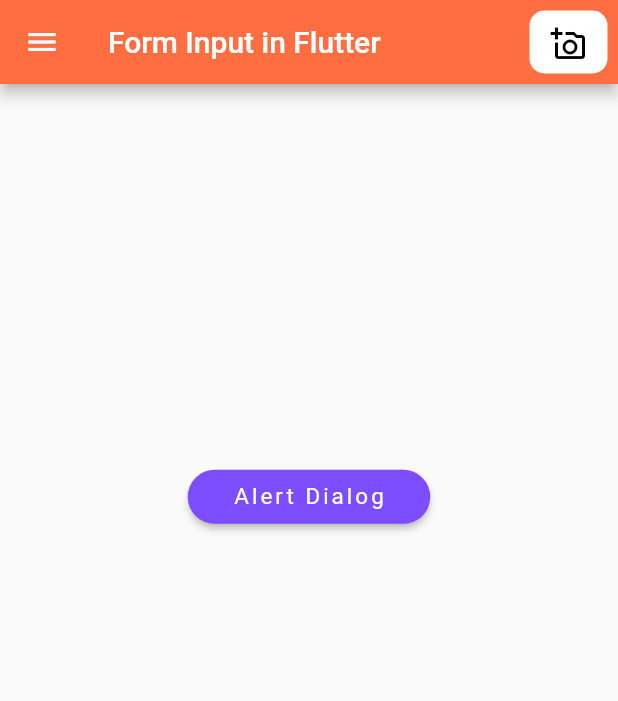
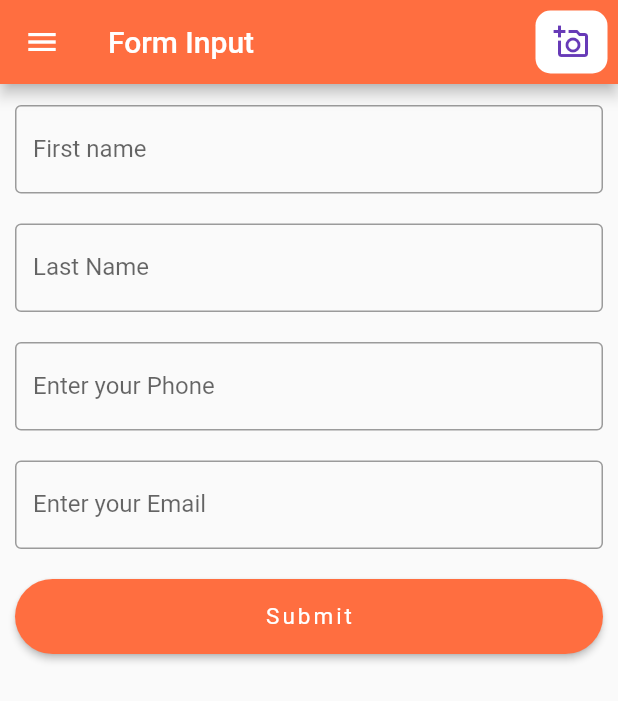
Before and after one commit to Ridoy-paul/flutter-components, a Flutter app: the screen it shows after launch, on a phone screen of 412 x 824 dp. Shown: the top 701 px of the screen. Run offline on Flutter 3.47's test engine with Material 2 defaults, Android fonts, the phone set to English and light mode, and no system bars.

Commit message:
form input updated

```diff
--- a/lib/main.dart
+++ b/lib/main.dart
@@ -45,7 +45,8 @@ class HomePage extends StatelessWidget {
     ButtonStyle styleOne = ElevatedButton.styleFrom(
       padding: EdgeInsets.fromLTRB(30, 2, 30, 2),
       foregroundColor: Colors.white,
-      backgroundColor: Colors.deepPurpleAccent,
+      backgroundColor: Colors.deepOrangeAccent,
+      minimumSize: Size(double.infinity, 50),
       textStyle: TextStyle(
         letterSpacing: 2,
         fontSize: 15,
@@ -57,19 +58,20 @@ class HomePage extends StatelessWidget {
 
     return Scaffold(
       appBar: AppBar(
-        title: Text('Form Input in Flutter'),
+        title: Text('Form Input', style: TextStyle(fontSize: 20),),
         backgroundColor: Colors.deepOrangeAccent,
+
         centerTitle: false,
         leading: Icon(Icons.menu),
         actions: [
           Container(
             margin: EdgeInsets.all(7),
-            padding: EdgeInsets.all(2),
+            padding: EdgeInsets.all(0),
             decoration: BoxDecoration(
               color: Colors.white,
               borderRadius: BorderRadius.circular(10),
             ),
-              child: IconButton(onPressed: (){}, icon: Icon(Icons.add_a_photo_outlined), color: Colors.black,)
+              child: IconButton(onPressed: (){}, icon: Icon(Icons.add_a_photo_outlined), color: Colors.deepPurple,)
           ),
         ],
       ),
@@ -78,22 +80,62 @@ class HomePage extends StatelessWidget {
         child: Container(
           padding: EdgeInsets.fromLTRB(2, 4, 2, 4),
           child: SingleChildScrollView(
-            child: Row(
-              mainAxisAlignment: MainAxisAlignment.center,
-              children: [
-                Column(
-                  children: [
-                    SizedBox(height: MediaQuery.of(context).size.height * 0.3,),
-                    ElevatedButton(
-                        onPressed: (){
-                          myAlertDialog(context);
-                        },
-                        //icon: Icon(Icons.card_travel)
-                        style: styleOne,
-                        child: Text('Alert Dialog')
+            child: Column(
+              crossAxisAlignment: CrossAxisAlignment.start,
+              children: <Widget>[
+                Padding(
+                  padding: EdgeInsets.symmetric(horizontal: 8, vertical: 10),
+                  child: TextField(
+                    keyboardType: TextInputType.text,
+                    decoration: InputDecoration(
+                      labelText: "First name",
+                      border: OutlineInputBorder(),
+                      focusedBorder: OutlineInputBorder(),
                     ),
-                  ],
-                )
+                  ),
+                ),
+                Padding(
+                  padding: EdgeInsets.symmetric(horizontal: 8, vertical: 10),
+                  child: TextField(
+                    keyboardType: TextInputType.text,
+                    decoration: InputDecoration(
+                      labelText: "Last Name",
+                      border: OutlineInputBorder(),
+                    ),
+                  ),
+                ),
+                Padding(
+                  padding: EdgeInsets.symmetric(horizontal: 8, vertical: 10),
+                  child: TextField(
+                    keyboardType: TextInputType.phone,
+                    decoration: InputDecoration(
+                      labelText: "Enter your Phone",
+                      border: OutlineInputBorder(),
+                    ),
+                  ),
+                ),
+                Padding(
+                  padding: EdgeInsets.symmetric(horizontal: 8, vertical: 10),
+                  child: TextField(
+                    keyboardType: TextInputType.emailAddress,
+                    decoration: InputDecoration(
+                      labelText: "Enter your Email",
+                      border: OutlineInputBorder(),
+                    ),
+                  ),
+                ),
+
+                Padding(
+                  padding: EdgeInsets.symmetric(horizontal: 8, vertical: 10),
+                  child: ElevatedButton(
+                      onPressed: (){
+                        myAlertDialog(context);
+                      },
+                      //icon: Icon(Icons.card_travel)
+                      style: styleOne,
+                      child: Text('Submit')
+                  ),
+                ),
               ],
             ),
           ),
```
